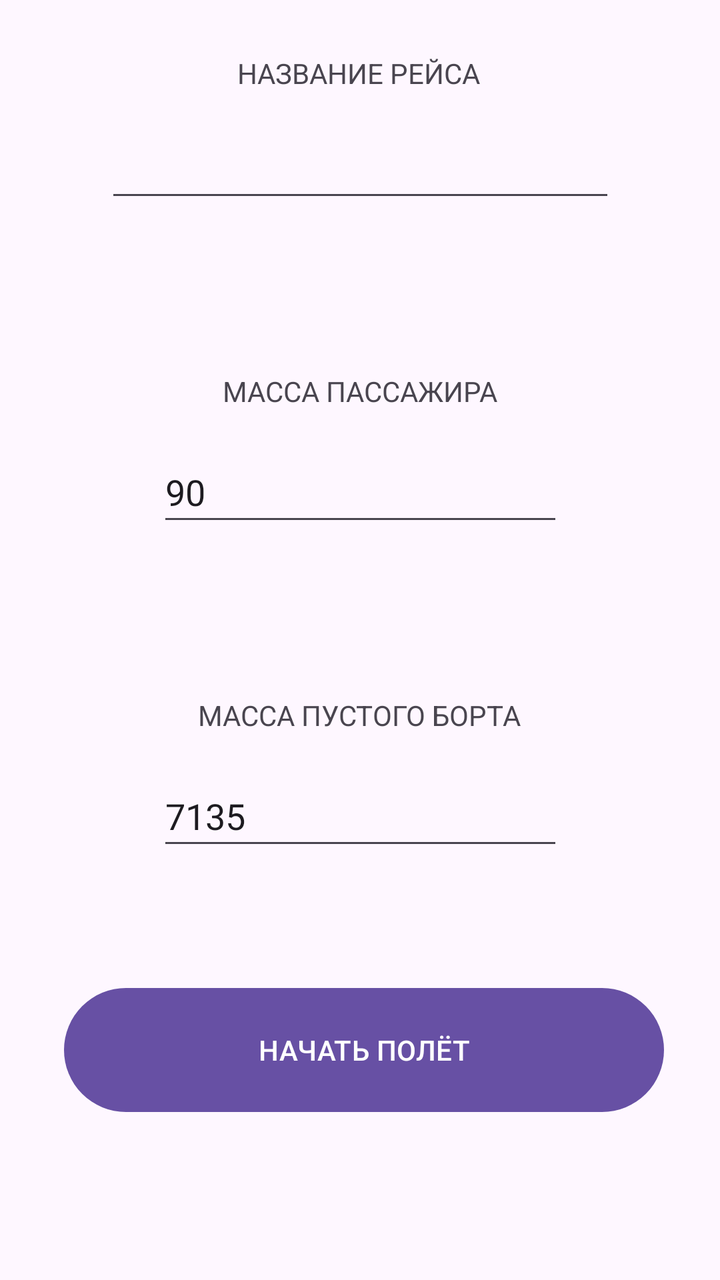
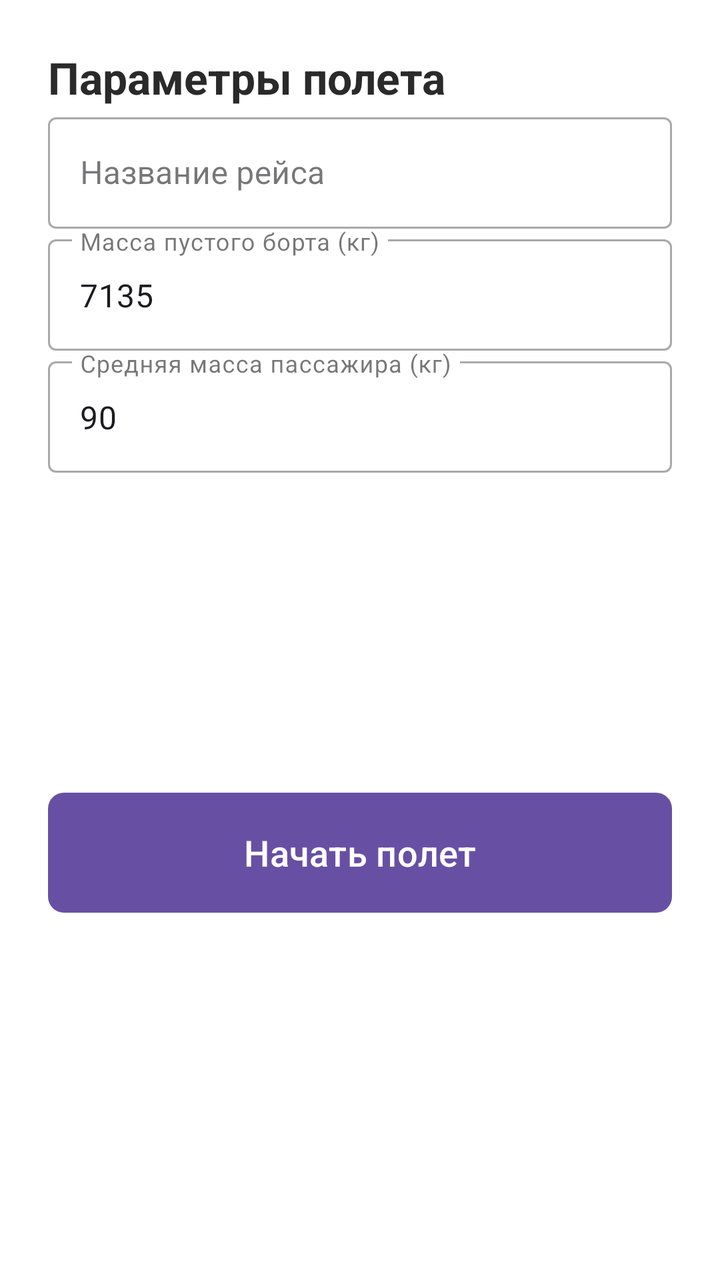

The first picture is an Android layout as it rendered before a commit; the second is the same layout after the commit. The layout source and the unified diff follow.
<!-- AndroidManifest.xml: application theme Theme.Flight_information_calculator -->
<!-- res/layout/activity_start.xml -->
<?xml version="1.0" encoding="utf-8"?>
<androidx.constraintlayout.widget.ConstraintLayout xmlns:android="http://schemas.android.com/apk/res/android"
    xmlns:app="http://schemas.android.com/apk/res-auto"
    xmlns:tools="http://schemas.android.com/tools"
    android:id="@+id/main"
    android:layout_width="match_parent"
    android:layout_height="match_parent"
    tools:context=".start">

    <EditText
        android:id="@+id/numberInput5"
        android:layout_width="203dp"
        android:layout_height="47dp"
        android:layout_marginStart="50dp"
        android:layout_marginEnd="50dp"
        android:layout_marginBottom="60dp"
        android:hint="Введите число"
        android:inputType="number"
        android:text="7135"
        app:layout_constraintBottom_toTopOf="@+id/buttonStartGo3"
        app:layout_constraintEnd_toEndOf="parent"
        app:layout_constraintStart_toStartOf="parent" />

    <EditText
        android:id="@+id/editTextText3"
        android:layout_width="255dp"
        android:layout_height="44dp"
        android:layout_marginStart="50dp"
        android:layout_marginEnd="50dp"
        android:layout_marginBottom="80dp"
        android:ems="10"
        android:inputType="text"
        app:layout_constraintBottom_toTopOf="@+id/textView8"
        app:layout_constraintEnd_toEndOf="parent"
        app:layout_constraintStart_toStartOf="parent" />

    <EditText
        android:id="@+id/numberInput6"
        android:layout_width="203dp"
        android:layout_height="47dp"
        android:layout_marginStart="50dp"
        android:layout_marginEnd="50dp"
        android:layout_marginBottom="80dp"
        android:hint="Введите число"
        android:inputType="number"
        android:text="90"
        app:layout_constraintBottom_toTopOf="@+id/textView7"
        app:layout_constraintEnd_toEndOf="parent"
        app:layout_constraintStart_toStartOf="parent" />

    <Button
        android:id="@+id/buttonStartGo3"
        android:layout_width="300dp"
        android:layout_height="70dp"
        android:layout_marginStart="50dp"
        android:layout_marginEnd="50dp"
        android:layout_marginBottom="80dp"
        android:text="НАЧАТЬ ПОЛЁТ"
        app:layout_constraintBottom_toBottomOf="parent"
        app:layout_constraintEnd_toEndOf="parent"
        app:layout_constraintHorizontal_bias="0.454"
        app:layout_constraintStart_toStartOf="parent" />

    <TextView
        android:id="@+id/textView7"
        android:layout_width="wrap_content"
        android:layout_height="wrap_content"
        android:layout_marginStart="50dp"
        android:layout_marginEnd="50dp"
        android:layout_marginBottom="16dp"
        android:text="МАССА ПУСТОГО БОРТА"
        app:layout_constraintBottom_toTopOf="@+id/numberInput5"
        app:layout_constraintEnd_toEndOf="parent"
        app:layout_constraintHorizontal_bias="0.496"
        app:layout_constraintStart_toStartOf="parent" />

    <TextView
        android:id="@+id/textView8"
        android:layout_width="wrap_content"
        android:layout_height="wrap_content"
        android:layout_marginStart="50dp"
        android:layout_marginEnd="50dp"
        android:layout_marginBottom="16dp"
        android:text="МАССА ПАССАЖИРА"
        app:layout_constraintBottom_toTopOf="@+id/numberInput6"
        app:layout_constraintEnd_toEndOf="parent"
        app:layout_constraintStart_toStartOf="parent" />

    <TextView
        android:id="@+id/textView9"
        android:layout_width="wrap_content"
        android:layout_height="wrap_content"
        android:layout_marginStart="50dp"
        android:layout_marginEnd="50dp"
        android:layout_marginBottom="16dp"
        android:text="НАЗВАНИЕ РЕЙСА"
        app:layout_constraintBottom_toTopOf="@+id/editTextText3"
        app:layout_constraintEnd_toEndOf="parent"
        app:layout_constraintHorizontal_bias="0.497"
        app:layout_constraintStart_toStartOf="parent" />
</androidx.constraintlayout.widget.ConstraintLayout>
<!-- resources referenced by this layout -->
<resources>
  <style name="Theme.Flight_information_calculator" parent="Base.Theme.Flight_information_calculator" />
  <style name="Base.Theme.Flight_information_calculator" parent="Theme.Material3.DayNight.NoActionBar">
          
          
      </style>
</resources>

<!-- the commit's change to res/layout/activity_start.xml (unified diff, before → after) -->
@@ -1,101 +1,105 @@
 <?xml version="1.0" encoding="utf-8"?>
-<androidx.constraintlayout.widget.ConstraintLayout xmlns:android="http://schemas.android.com/apk/res/android"
+<ScrollView
+    xmlns:android="http://schemas.android.com/apk/res/android"
     xmlns:app="http://schemas.android.com/apk/res-auto"
     xmlns:tools="http://schemas.android.com/tools"
-    android:id="@+id/main"
     android:layout_width="match_parent"
     android:layout_height="match_parent"
-    tools:context=".start">
+    android:background="@android:color/white"
+    android:id="@+id/main"
+    android:fillViewport="true">
 
-    <EditText
-        android:id="@+id/numberInput5"
-        android:layout_width="203dp"
-        android:layout_height="47dp"
-        android:layout_marginStart="50dp"
-        android:layout_marginEnd="50dp"
-        android:layout_marginBottom="60dp"
-        android:hint="Введите число"
-        android:inputType="number"
-        android:text="7135"
-        app:layout_constraintBottom_toTopOf="@+id/buttonStartGo3"
-        app:layout_constraintEnd_toEndOf="parent"
-        app:layout_constraintStart_toStartOf="parent" />
+    <androidx.constraintlayout.widget.ConstraintLayout
+        android:layout_width="match_parent"
+        android:layout_height="wrap_content"
+        android:padding="24dp">
 
-    <EditText
-        android:id="@+id/editTextText3"
-        android:layout_width="255dp"
-        android:layout_height="44dp"
-        android:layout_marginStart="50dp"
-        android:layout_marginEnd="50dp"
-        android:layout_marginBottom="80dp"
-        android:ems="10"
-        android:inputType="text"
-        app:layout_constraintBottom_toTopOf="@+id/textView8"
-        app:layout_constraintEnd_toEndOf="parent"
-        app:layout_constraintStart_toStartOf="parent" />
+        <TextView
+            android:id="@+id/titleText"
+            android:layout_width="0dp"
+            android:layout_height="wrap_content"
+            android:layout_marginBottom="24dp"
+            android:text="Параметры полета"
+            android:textColor="#2A2A2A"
+            android:textSize="22sp"
+            android:textStyle="bold"
+            app:layout_constraintEnd_toEndOf="parent"
+            app:layout_constraintStart_toStartOf="parent"
+            app:layout_constraintTop_toTopOf="parent"/>
 
-    <EditText
-        android:id="@+id/numberInput6"
-        android:layout_width="203dp"
-        android:layout_height="47dp"
-        android:layout_marginStart="50dp"
-        android:layout_marginEnd="50dp"
-        android:layout_marginBottom="80dp"
-        android:hint="Введите число"
-        android:inputType="number"
-        android:text="90"
-        app:layout_constraintBottom_toTopOf="@+id/textView7"
-        app:layout_constraintEnd_toEndOf="parent"
-        app:layout_constraintStart_toStartOf="parent" />
+        
+        <com.google.android.material.textfield.TextInputLayout
+            android:id="@+id/flightNameLayout"
+            style="@style/Widget.MaterialComponents.TextInputLayout.OutlinedBox"
+            android:layout_width="0dp"
+            android:layout_height="wrap_content"
+            android:layout_marginBottom="16dp"
+            android:hint="Название рейса"
+            app:layout_constraintEnd_toEndOf="parent"
+            app:layout_constraintStart_toStartOf="parent"
+            app:layout_constraintTop_toBottomOf="@id/titleText">
 
-    <Button
-        android:id="@+id/buttonStartGo3"
-        android:layout_width="300dp"
-        android:layout_height="70dp"
-        android:layout_marginStart="50dp"
-        android:layout_marginEnd="50dp"
-        android:layout_marginBottom="80dp"
-        android:text="НАЧАТЬ ПОЛЁТ"
-        app:layout_constraintBottom_toBottomOf="parent"
-        app:layout_constraintEnd_toEndOf="parent"
-        app:layout_constraintHorizontal_bias="0.454"
-        app:layout_constraintStart_toStartOf="parent" />
+            <com.google.android.material.textfield.TextInputEditText
+                android:id="@+id/editTextText3"
+                android:layout_width="match_parent"
+                android:layout_height="wrap_content"
+                android:inputType="textCapWords"
+                android:singleLine="true"/>
+        </com.google.android.material.textfield.TextInputLayout>
 
-    <TextView
-        android:id="@+id/textView7"
-        android:layout_width="wrap_content"
-        android:layout_height="wrap_content"
-        android:layout_marginStart="50dp"
-        android:layout_marginEnd="50dp"
-        android:layout_marginBottom="16dp"
-        android:text="МАССА ПУСТОГО БОРТА"
-        app:layout_constraintBottom_toTopOf="@+id/numberInput5"
-        app:layout_constraintEnd_toEndOf="parent"
-        app:layout_constraintHorizontal_bias="0.496"
-        app:layout_constraintStart_toStartOf="parent" />
+        
+        <com.google.android.material.textfield.TextInputLayout
+            android:id="@+id/emptyWeightLayout"
+            style="@style/Widget.MaterialComponents.TextInputLayout.OutlinedBox"
+            android:layout_width="0dp"
+            android:layout_height="wrap_content"
+            android:layout_marginBottom="16dp"
+            android:hint="Масса пустого борта (кг)"
+            app:layout_constraintEnd_toEndOf="parent"
+            app:layout_constraintStart_toStartOf="parent"
+            app:layout_constraintTop_toBottomOf="@id/flightNameLayout">
 
-    <TextView
-        android:id="@+id/textView8"
-        android:layout_width="wrap_content"
-        android:layout_height="wrap_content"
-        android:layout_marginStart="50dp"
-        android:layout_marginEnd="50dp"
-        android:layout_marginBottom="16dp"
-        android:text="МАССА ПАССАЖИРА"
-        app:layout_constraintBottom_toTopOf="@+id/numberInput6"
-        app:layout_constraintEnd_toEndOf="parent"
-        app:layout_constraintStart_toStartOf="parent" />
+            <com.google.android.material.textfield.TextInputEditText
+                android:id="@+id/numberInput5"
+                android:layout_width="match_parent"
+                android:layout_height="wrap_content"
+                android:inputType="numberDecimal"
+                android:text="7135"/>
+        </com.google.android.material.textfield.TextInputLayout>
 
-    <TextView
-        android:id="@+id/textView9"
-        android:layout_width="wrap_content"
-        android:layout_height="wrap_content"
-        android:layout_marginStart="50dp"
-        android:layout_marginEnd="50dp"
-        android:layout_marginBottom="16dp"
-        android:text="НАЗВАНИЕ РЕЙСА"
-        app:layout_constraintBottom_toTopOf="@+id/editTextText3"
-        app:layout_constraintEnd_toEndOf="parent"
-        app:layout_constraintHorizontal_bias="0.497"
-        app:layout_constraintStart_toStartOf="parent" />
-</androidx.constraintlayout.widget.ConstraintLayout>
+        
+        <com.google.android.material.textfield.TextInputLayout
+            android:id="@+id/passengerWeightLayout"
+            style="@style/Widget.MaterialComponents.TextInputLayout.OutlinedBox"
+            android:layout_width="0dp"
+            android:layout_height="wrap_content"
+            android:layout_marginBottom="32dp"
+            android:hint="Средняя масса пассажира (кг)"
+            app:layout_constraintEnd_toEndOf="parent"
+            app:layout_constraintStart_toStartOf="parent"
+            app:layout_constraintTop_toBottomOf="@id/emptyWeightLayout">
+
+            <com.google.android.material.textfield.TextInputEditText
+                android:id="@+id/numberInput6"
+                android:layout_width="match_parent"
+                android:layout_height="wrap_content"
+                android:inputType="numberDecimal"
+                android:text="90"/>
+        </com.google.android.material.textfield.TextInputLayout>
+
+        <Button
+            android:id="@+id/buttonStartGo3"
+            android:layout_width="0dp"
+            android:layout_height="60dp"
+            android:background="@drawable/button_primary"
+            android:text="Начать полет"
+            android:textAllCaps="false"
+            android:textColor="@android:color/white"
+            android:textSize="18sp"
+            app:layout_constraintBottom_toBottomOf="parent"
+            app:layout_constraintEnd_toEndOf="parent"
+            app:layout_constraintStart_toStartOf="parent"
+            app:layout_constraintTop_toBottomOf="@id/passengerWeightLayout"/>
+
+    </androidx.constraintlayout.widget.ConstraintLayout>
+</ScrollView>
<!-- resource entries referenced after the edit -->
@@ -1,5 +1,11 @@
 <!-- resources referenced by this layout -->
 <resources>
+  <!-- drawable button_primary (drawable) -->
+  <?xml version="1.0" encoding="utf-8"?>
+  <shape xmlns:android="http://schemas.android.com/apk/res/android">
+      <corners android:radius="8dp"/>
+      <solid android:color="#4285F4"/>
+  </shape>
   <style name="Theme.Flight_information_calculator" parent="Base.Theme.Flight_information_calculator" />
   <style name="Base.Theme.Flight_information_calculator" parent="Theme.Material3.DayNight.NoActionBar">
           
